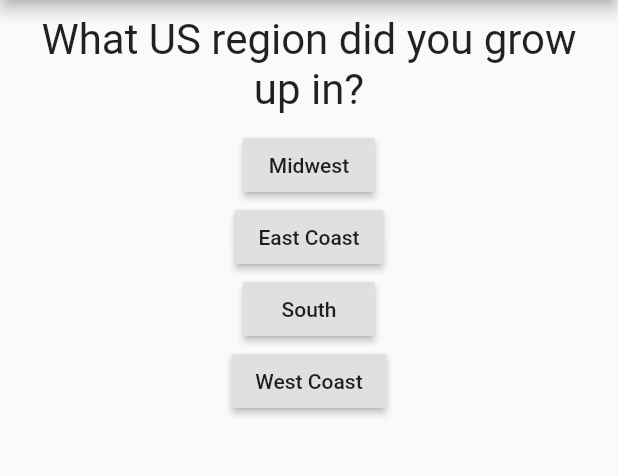
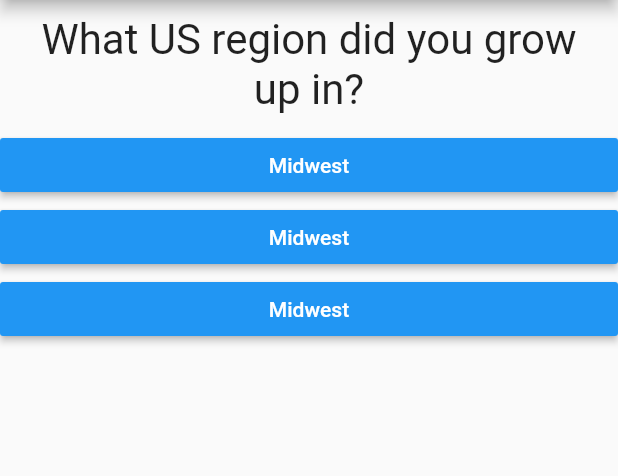
Before and after one commit to tdbranham/First-Flutter, a Flutter app: the screen it shows after launch, on a phone screen of 412 x 824 dp, the part 84-560 px from its top. Run offline on Flutter 3.47's test engine with Material 2 defaults, Android fonts, the phone set to English and light mode, and no system bars.

Commit message:
change text color, add answers function

```diff
--- a/lib/answer.dart
+++ b/lib/answer.dart
@@ -1,10 +1,20 @@
-import 'package:flutter/material.dart'
+import 'package:flutter/material.dart';
 
 class Answer extends StatelessWidget {
+final Function selectHandler;
+
+Answer(this.selectHandler);
+
   @override
   Widget build(BuildContext context) {
     return Container(
-
+      width: double.infinity,
+      child: RaisedButton(
+        color: Colors.blue,
+        child: Text('Midwest'),
+        textColor: Colors.white,
+        onPressed: selectHandler,
+      ),
     );
   }
 }
--- a/lib/main.dart
+++ b/lib/main.dart
@@ -1,6 +1,7 @@
 import 'package:flutter/material.dart';
 
 import './question.dart';
+import './answer.dart';
 
 void main() {
   runApp(TannersApp());
@@ -42,22 +43,9 @@ class _TannersAppState extends State<TannersApp> {
             Question(
               questions[_questionIndex],
             ),
-            RaisedButton(
-              child: Text('Midwest'),
-              onPressed: _answerQuestion,
-            ),
-            RaisedButton(
-              child: Text('East Coast'),
-              onPressed: _answerQuestion,
-            ),
-            RaisedButton(
-              child: Text('South'),
-              onPressed: _answerQuestion,
-            ),
-            RaisedButton(
-              child: Text('West Coast'),
-              onPressed: _answerQuestion,
-            ),
+            Answer(_answerQuestion),
+            Answer(_answerQuestion),
+            Answer(_answerQuestion),
           ],
         ),
       ),
```
